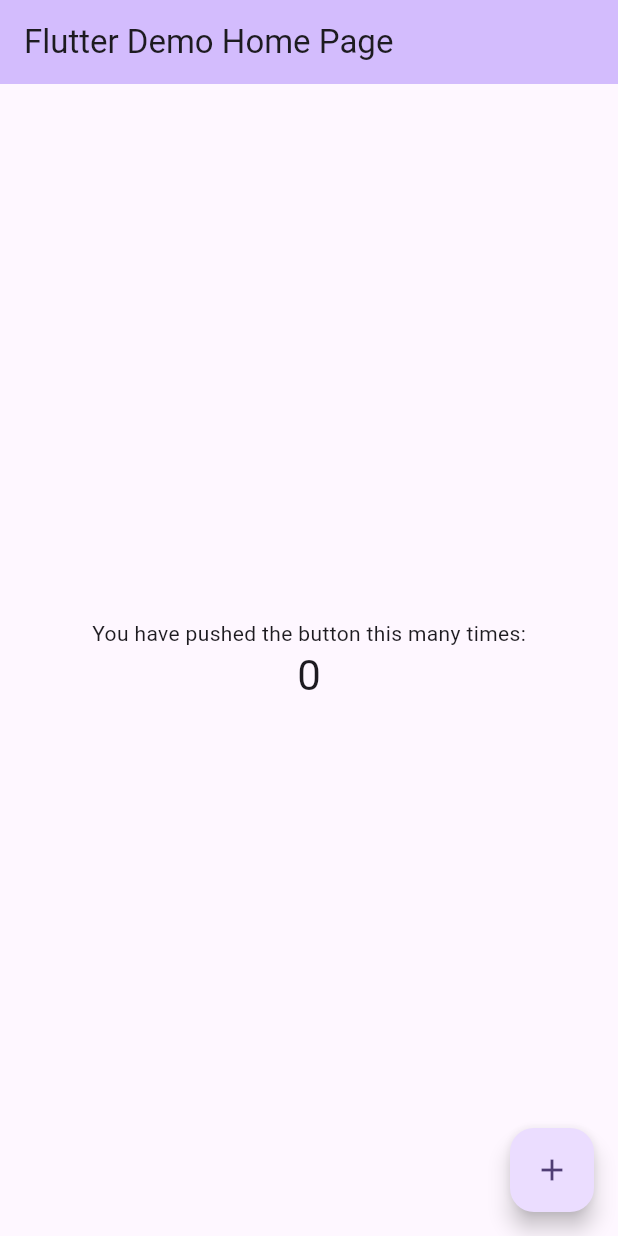
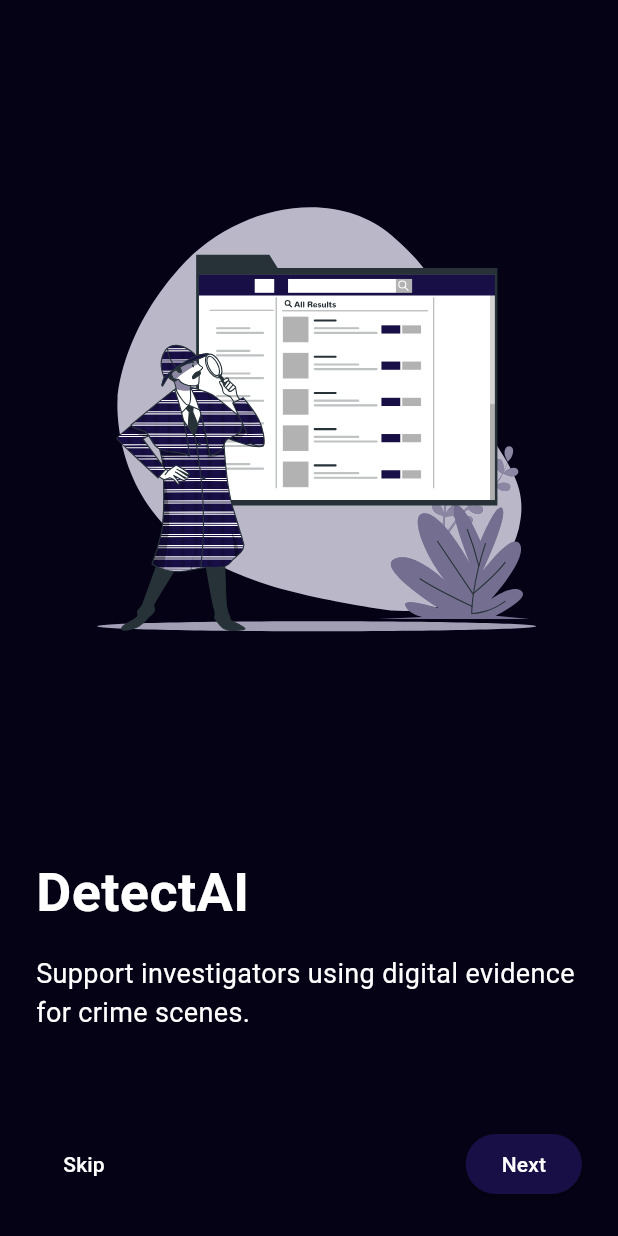
Before and after one commit to bahaaqasem20/detect-ai-graduation-project-, a Flutter app: the screen it shows after launch, on a phone screen of 412 x 824 dp. Run offline on Flutter 3.47's test engine with Material 3 defaults, Android fonts, the phone set to English and light mode, and no system bars; our stand-ins replace flutter_svg; Roboto replaces fonts that are missing (SF).

Commit message:
Modify splash screens and onboarding UI

```diff
--- /dev/null
+++ b/lib/constants/app_colors.dart
@@ -0,0 +1,7 @@
+import 'package:flutter/material.dart';
+
+class AppColors {
+  static const Color background = Color(0xFF040214);
+  static const Color textLight = Color(0xFFFFFFFF);
+  static const Color button = Color(0xFF170F46);
+}
--- a/lib/main.dart
+++ b/lib/main.dart
@@ -1,3 +1,5 @@
+import 'package:detectai_project/constants/app_colors.dart';
+import 'package:detectai_project/screens/splash_screen.dart';
 import 'package:flutter/material.dart';
 
 void main() {
@@ -7,116 +9,19 @@ void main() {
 class MyApp extends StatelessWidget {
   const MyApp({super.key});
 
-  // This widget is the root of your application.
   @override
   Widget build(BuildContext context) {
     return MaterialApp(
-      title: 'Flutter Demo',
+      debugShowCheckedModeBanner: false,
       theme: ThemeData(
-        // This is the theme of your application.
-        //
-        // TRY THIS: Try running your application with "flutter run". You'll see
-        // the application has a purple toolbar. Then, without quitting the app,
-        // try changing the seedColor in the colorScheme below to Colors.green
-        // and then invoke "hot reload" (save your changes or press the "hot
-        // reload" button in a Flutter-supported IDE, or press "r" if you used
-        // the command line to start the app).
-        //
-        // Notice that the counter didn't reset back to zero; the application
-        // state is not lost during the reload. To reset the state, use hot
-        // restart instead.
-        //
-        // This works for code too, not just values: Most code changes can be
-        // tested with just a hot reload.
-        colorScheme: ColorScheme.fromSeed(seedColor: Colors.deepPurple),
+        scaffoldBackgroundColor: AppColors.background,
+        fontFamily: 'SF',
+        textTheme: ThemeData.light().textTheme.copyWith(
+          bodyLarge: TextStyle(color: AppColors.textLight),
+          bodyMedium: TextStyle(color: AppColors.textLight),
+        ),
       ),
-      home: const MyHomePage(title: 'Flutter Demo Home Page'),
+      home: SplashScreen(),
     );
   }
 }
-
-class MyHomePage extends StatefulWidget {
-  const MyHomePage({super.key, required this.title});
-
-  // This widget is the home page of your application. It is stateful, meaning
-  // that it has a State object (defined below) that contains fields that affect
-  // how it looks.
-
-  // This class is the configuration for the state. It holds the values (in this
-  // case the title) provided by the parent (in this case the App widget) and
-  // used by the build method of the State. Fields in a Widget subclass are
-  // always marked "final".
-
-  final String title;
-
-  @override
-  State<MyHomePage> createState() => _MyHomePageState();
-}
-
-class _MyHomePageState extends State<MyHomePage> {
-  int _counter = 0;
-
-  void _incrementCounter() {
-    setState(() {
-      // This call to setState tells the Flutter framework that something has
-      // changed in this State, which causes it to rerun the build method below
-      // so that the display can reflect the updated values. If we changed
-      // _counter without calling setState(), then the build method would not be
-      // called again, and so nothing would appear to happen.
-      _counter++;
-    });
-  }
-
-  @override
-  Widget build(BuildContext context) {
-    // This method is rerun every time setState is called, for instance as done
-    // by the _incrementCounter method above.
-    //
-    // The Flutter framework has been optimized to make rerunning build methods
-    // fast, so that you can just rebuild anything that needs updating rather
-    // than having to individually change instances of widgets.
-    return Scaffold(
-      appBar: AppBar(
-        // TRY THIS: Try changing the color here to a specific color (to
-        // Colors.amber, perhaps?) and trigger a hot reload to see the AppBar
-        // change color while the other colors stay the same.
-        backgroundColor: Theme.of(context).colorScheme.inversePrimary,
-        // Here we take the value from the MyHomePage object that was created by
-        // the App.build method, and use it to set our appbar title.
-        title: Text(widget.title),
-      ),
-      body: Center(
-        // Center is a layout widget. It takes a single child and positions it
-        // in the middle of the parent.
-        child: Column(
-          // Column is also a layout widget. It takes a list of children and
-          // arranges them vertically. By default, it sizes itself to fit its
-          // children horizontally, and tries to be as tall as its parent.
-          //
-          // Column has various properties to control how it sizes itself and
-          // how it positions its children. Here we use mainAxisAlignment to
-          // center the children vertically; the main axis here is the vertical
-          // axis because Columns are vertical (the cross axis would be
-          // horizontal).
-          //
-          // TRY THIS: Invoke "debug painting" (choose the "Toggle Debug Paint"
-          // action in the IDE, or press "p" in the console), to see the
-          // wireframe for each widget.
-          mainAxisAlignment: MainAxisAlignment.center,
-          children: <Widget>[
-            const Text('You have pushed the button this many times:'),
-            Text(
-              '$_counter',
-              style: Theme.of(context).textTheme.headlineMedium,
-            ),
-          ],
-        ),
-      ),
-      floatingActionButton: FloatingActionButton(
-        onPressed: _incrementCounter,
-        tooltip: 'Increment',
-        child: const Icon(Icons.add),
-      ), // This trailing comma makes auto-formatting nicer for build methods.
-    );
-  }
-}
--- /dev/null
+++ b/lib/screens/onboarding_screens.dart
@@ -0,0 +1,130 @@
+import 'package:detectai_project/constants/app_colors.dart';
+import 'package:detectai_project/screens/login_screen.dart';
+import 'package:detectai_project/widgets/onboarding_page.dart';
+import 'package:flutter/material.dart';
+
+class OnboardingScreens extends StatefulWidget {
+  const OnboardingScreens({super.key});
+
+  @override
+  State<OnboardingScreens> createState() => _OnboardingScreensState();
+}
+
+class _OnboardingScreensState extends State<OnboardingScreens> {
+  final PageController _controller = PageController();
+  int _currentPage = 0;
+
+  final List<Map<String, String>> pages = [
+    {
+      'title': 'DetectAI',
+      'description':
+          'Support investigators using digital evidence for crime scenes.',
+      'image': 'assets/svg/1.svg',
+    },
+    {
+      'title': 'Secure',
+      'description':
+          'DetectAI ensures strong security to protect your data and cases at all times.',
+      'image': 'assets/svg/2.svg',
+    },
+    {
+      'title': 'AI Scenario',
+      'description':
+          'DetectAI Creates possible scenarios for your various criminal cases.',
+      'image': 'assets/svg/3.svg',
+    },
+  ];
+
+  void _nextPage() {
+    if (_currentPage == pages.length - 1) {
+      Navigator.pushReplacement(
+        context,
+        MaterialPageRoute(builder: (_) => const LoginScreen()),
+      );
+    } else {
+      _controller.nextPage(
+        duration: const Duration(milliseconds: 300),
+        curve: Curves.decelerate,
+      );
+    }
+  }
+
+  void _skip() {
+    Navigator.pushReplacement(
+      context,
+      MaterialPageRoute(builder: (_) => const LoginScreen()),
+    );
+  }
+
+  @override
+  Widget build(BuildContext context) {
+    return Scaffold(
+      body: Column(
+        children: [
+          Expanded(
+            child: PageView.builder(
+              controller: _controller,
+              itemCount: pages.length,
+              onPageChanged: (index) => setState(() => _currentPage = index),
+              itemBuilder: (context, index) {
+                final page = pages[index];
+                return OnboardingPage(
+                  title: page['title']!,
+                  description: page['description']!,
+                  imageAsset: page['image']!,
+                );
+              },
+            ),
+          ),
+
+          Padding(
+            padding: const EdgeInsets.symmetric(horizontal: 24, vertical: 24),
+            child: _currentPage == pages.length - 1
+                ? SizedBox(
+                    width: double.infinity,
+                    height: 50,
+                    child: ElevatedButton(
+                      onPressed: _nextPage,
+                      style: ElevatedButton.styleFrom(
+                        backgroundColor: AppColors.button,
+                        shape: RoundedRectangleBorder(
+                          borderRadius: BorderRadius.circular(12),
+                        ),
+                      ),
+                      child: const Text(
+                        'Get Started',
+                        style: TextStyle(
+                          fontSize: 18,
+                          color: AppColors.textLight,
+                        ),
+                      ),
+                    ),
+                  )
+                : Row(
+                    mainAxisAlignment: MainAxisAlignment.spaceBetween,
+                    children: [
+                      TextButton(
+                        onPressed: _skip,
+                        child: const Text(
+                          'Skip',
+                          style: TextStyle(color: AppColors.textLight),
+                        ),
+                      ),
+                      ElevatedButton(
+                        onPressed: _nextPage,
+                        style: ElevatedButton.styleFrom(
+                          backgroundColor: AppColors.button,
+                        ),
+                        child: Text(
+                          'Next',
+                          style: TextStyle(color: AppColors.textLight),
+                        ),
+                      ),
+                    ],
+                  ),
+          ),
+        ],
+      ),
+    );
+  }
+}
--- /dev/null
+++ b/lib/widgets/onboarding_page.dart
@@ -0,0 +1,56 @@
+import 'package:detectai_project/constants/app_colors.dart';
+import 'package:flutter/material.dart';
+import 'package:flutter_svg/flutter_svg.dart';
+
+class OnboardingPage extends StatelessWidget {
+  final String title;
+  final String description;
+  final String imageAsset;
+
+  const OnboardingPage({
+    super.key,
+    required this.title,
+    required this.description,
+    required this.imageAsset,
+  });
+
+  @override
+  Widget build(BuildContext context) {
+    return Padding(
+      padding: const EdgeInsets.symmetric(horizontal: 24),
+      child: Column(
+        children: [
+          const Spacer(),
+          Center(
+            child: SvgPicture.asset(
+              imageAsset,
+              height: 450,
+              fit: BoxFit.contain,
+            ),
+          ),
+          const Spacer(),
+          Align(
+            alignment: Alignment.centerLeft,
+            child: Text(
+              title,
+              style: const TextStyle(
+                fontSize: 36,
+                fontWeight: FontWeight.bold,
+                color: AppColors.textLight,
+              ),
+            ),
+          ),
+          const SizedBox(height: 16),
+          Align(
+            alignment: Alignment.centerLeft,
+            child: Text(
+              description,
+              style: const TextStyle(fontSize: 18, color: AppColors.textLight),
+            ),
+          ),
+          const SizedBox(height: 40),
+        ],
+      ),
+    );
+  }
+}
```
Also changed, not shown: lib/screens/login_screen.dart (added, +10 -0 lines), lib/screens/splash_screen.dart (added, +69 -0 lines), pubspec.yaml (+13 -7 lines), assets/images/logo.png (added), assets/svg/1.svg (added), assets/svg/2.svg (added), assets/svg/3.svg (added), pubspec.lock, 4 other files.
